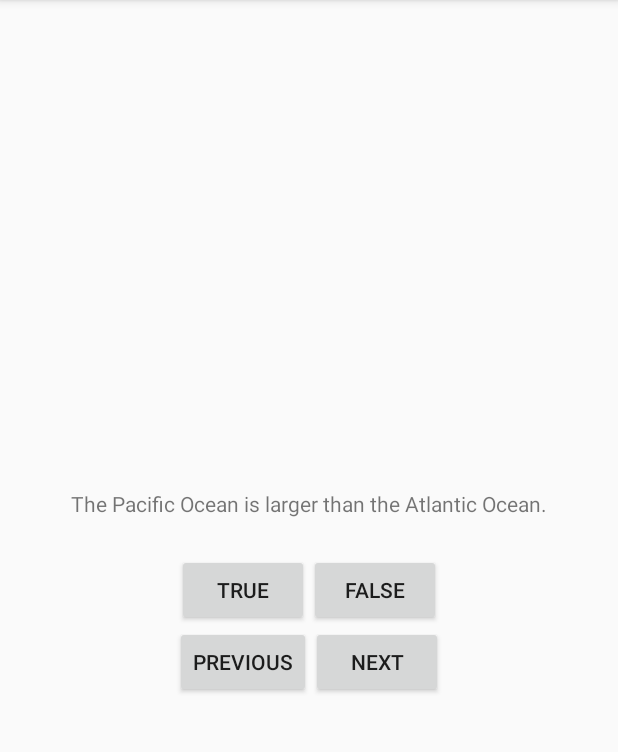
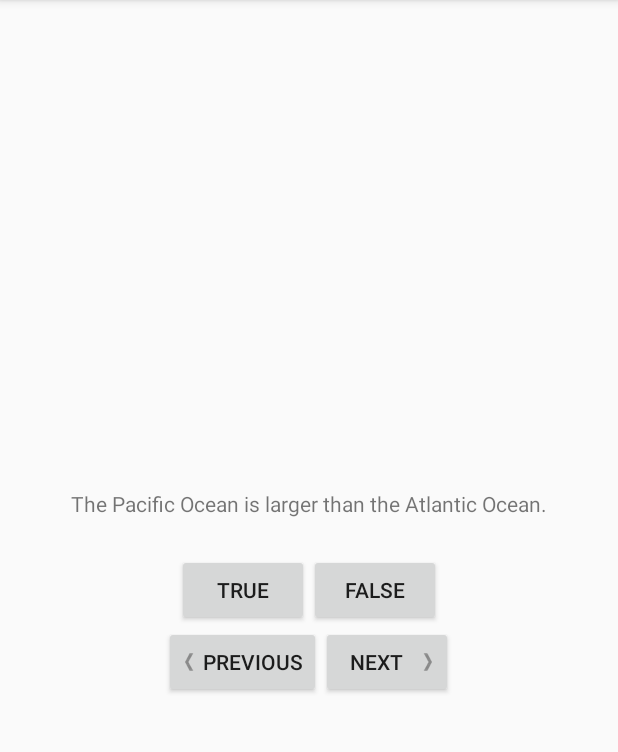
Before and after one commit to peterokwara/GeoQuiz, an Android app: the screen it shows after launch (QuizActivity), on a phone screen of 412 x 824 dp, the part 84-836 px from its top. Run offline under Robolectric (Android 15) with nearby library versions, the phone set to English and light mode, and no system bars.

Commit message:
Add left and right image icons to the previous and next button

```diff
--- a/app/src/main/res/layout/activity_quiz.xml
+++ b/app/src/main/res/layout/activity_quiz.xml
@@ -43,13 +43,17 @@
             android:id="@+id/previous_button"
             android:layout_width="wrap_content"
             android:layout_height="wrap_content"
-            android:text="@string/previous_button"/>
+            android:text="@string/previous_button"
+            android:drawableLeft="@drawable/arrow_left"
+            android:drawablePadding="4dp"/>
 
         <Button
             android:id="@+id/next_button"
             android:layout_width="wrap_content"
             android:layout_height="wrap_content"
-            android:text="@string/next_button"/>
+            android:text="@string/next_button"
+            android:drawableRight="@drawable/arrow_right"
+            android:drawablePadding="4dp"/>
 
     </LinearLayout>
 
```
Also changed, not shown: app/src/main/res/drawable-hdpi/arrow_left.png (added), app/src/main/res/drawable-hdpi/arrow_right.png (added), app/src/main/res/drawable-mdpi/arrow_left.png (added), app/src/main/res/drawable-mdpi/arrow_right.png (added), app/src/main/res/drawable-xhdpi/arrow_left.png (added), app/src/main/res/drawable-xhdpi/arrow_right.png (added), app/src/main/res/drawable-xxhdpi/arrow_left.png (added), app/src/main/res/drawable-xxhdpi/arrow_right.png (added).
